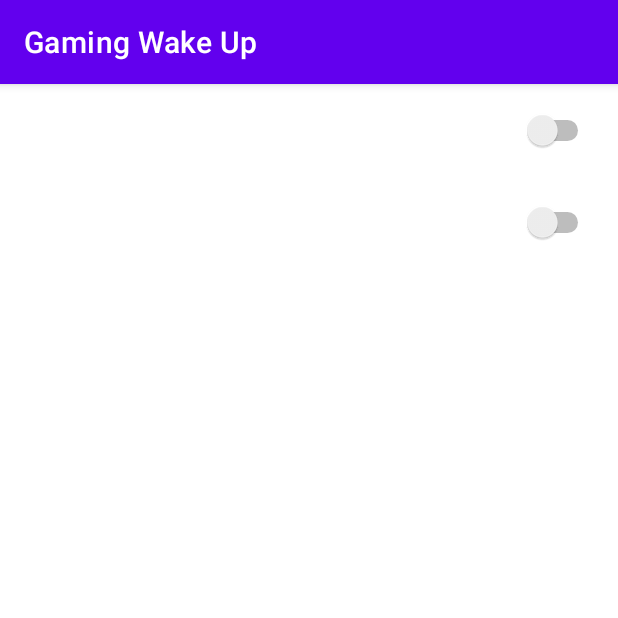
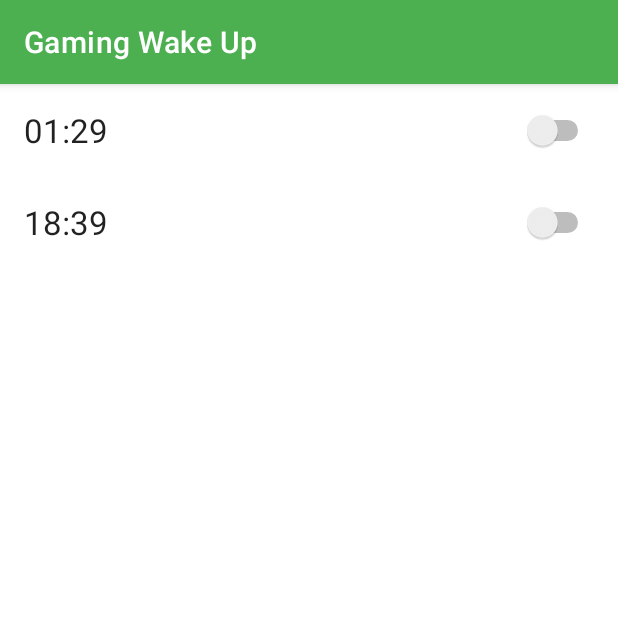
Before and after one commit to okaryo/GamingWakeUp, an Android app: the screen it shows after launch (MainActivity), on a phone screen of 412 x 824 dp, the top half of it. Run offline under Robolectric (Android 15) with nearby library versions, the phone set to English and light mode, and no system bars; our stand-ins replace data binding; 1 statement that could not run was skipped.

Commit message:
[modify] strings and color theme

```diff
--- a/app/src/main/res/values-night/themes.xml
+++ b/app/src/main/res/values-night/themes.xml
@@ -2,13 +2,13 @@
     <!-- Base application theme. -->
     <style name="Theme.GamingWakeUp" parent="Theme.MaterialComponents.DayNight.DarkActionBar">
         <!-- Primary brand color. -->
-        <item name="colorPrimary">@color/purple_200</item>
-        <item name="colorPrimaryVariant">@color/purple_700</item>
-        <item name="colorOnPrimary">@color/black</item>
+        <item name="colorPrimary">@color/primary</item>
+        <item name="colorPrimaryVariant">@color/primary_light</item>
+        <item name="colorOnPrimary">@color/on_primary</item>
         <!-- Secondary brand color. -->
-        <item name="colorSecondary">@color/teal_200</item>
-        <item name="colorSecondaryVariant">@color/teal_200</item>
-        <item name="colorOnSecondary">@color/black</item>
+        <item name="colorSecondary">@color/secondary</item>
+        <item name="colorSecondaryVariant">@color/secondary_light</item>
+        <item name="colorOnSecondary">@color/on_secondary</item>
         <!-- Status bar color. -->
         <item name="android:statusBarColor" tools:targetApi="l">?attr/colorPrimaryVariant</item>
         <!-- Customize your theme here. -->
--- a/app/src/main/res/values/colors.xml
+++ b/app/src/main/res/values/colors.xml
@@ -1,10 +1,12 @@
 <?xml version="1.0" encoding="utf-8"?>
 <resources>
-    <color name="purple_200">#FFBB86FC</color>
-    <color name="purple_500">#FF6200EE</color>
-    <color name="purple_700">#FF3700B3</color>
-    <color name="teal_200">#FF03DAC5</color>
-    <color name="teal_700">#FF018786</color>
-    <color name="black">#FF000000</color>
-    <color name="white">#FFFFFFFF</color>
+    <color name="primary">#4CAF50</color>
+    <color name="primary_light">#80E27E</color>
+    <color name="primary_dark">#087F23</color>
+    <color name="on_primary">#424242</color>
+    <color name="secondary">#D4E157</color>
+    <color name="secondary_light">#FFFF89</color>
+    <color name="secondary_dark">#A0AF22</color>
+    <color name="on_secondary">#424242</color>
+    <color name="divider">#9E9E9E</color>
 </resources>
--- a/app/src/main/res/values/strings.xml
+++ b/app/src/main/res/values/strings.xml
@@ -1,3 +1,4 @@
 <resources>
     <string name="app_name">Gaming Wake Up</string>
+    <string name="alarm_time">%1$02d:%2$d</string>
 </resources>
--- a/app/src/main/res/values/themes.xml
+++ b/app/src/main/res/values/themes.xml
@@ -2,13 +2,13 @@
     <!-- Base application theme. -->
     <style name="Theme.GamingWakeUp" parent="Theme.MaterialComponents.DayNight.DarkActionBar">
         <!-- Primary brand color. -->
-        <item name="colorPrimary">@color/purple_500</item>
-        <item name="colorPrimaryVariant">@color/purple_700</item>
-        <item name="colorOnPrimary">@color/white</item>
+        <item name="colorPrimary">@color/primary</item>
+        <item name="colorPrimaryVariant">@color/primary_light</item>
+        <item name="colorOnPrimary">@color/on_primary</item>
         <!-- Secondary brand color. -->
-        <item name="colorSecondary">@color/teal_200</item>
-        <item name="colorSecondaryVariant">@color/teal_700</item>
-        <item name="colorOnSecondary">@color/black</item>
+        <item name="colorSecondary">@color/secondary</item>
+        <item name="colorSecondaryVariant">@color/secondary_light</item>
+        <item name="colorOnSecondary">@color/on_secondary</item>
         <!-- Status bar color. -->
         <item name="android:statusBarColor" tools:targetApi="l">?attr/colorPrimaryVariant</item>
         <!-- Customize your theme here. -->
```
